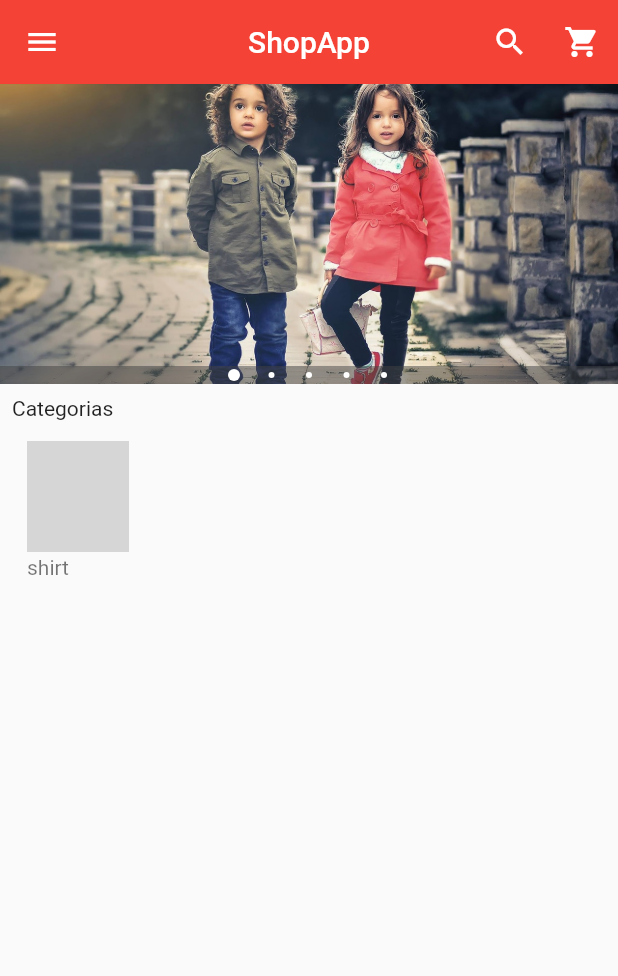
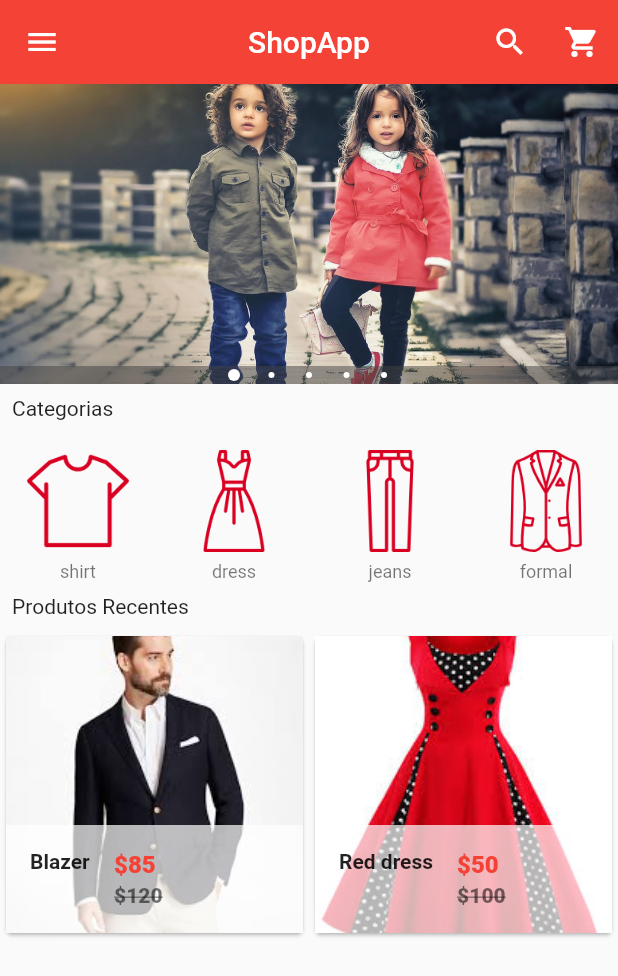
Before and after one commit to matheusreichert12/ecommerce, a Flutter app: the screen it shows after launch, on a phone screen of 412 x 824 dp. Shown: the top 976 px of the screen. Run offline on Flutter 3.47's test engine with Material 2 defaults, Android fonts, the phone set to English and light mode, and no system bars; drawn by our look-alikes of carousel_pro; grey boxes are pictures that could not be loaded.

Commit message:
produto detalhes

```diff
--- a/lib/components/horizontal_listview.dart
+++ b/lib/components/horizontal_listview.dart
@@ -9,14 +9,30 @@ class _HorizontalListState extends State<HorizontalList> {
   @override
   Widget build(BuildContext context) {
     return Container(
-      height: 80.0,
+      height: 100.0,
       child: ListView(
         scrollDirection: Axis.horizontal,
         children: <Widget>[
           Categoria(
             image_location: 'assets/cats/tshirt.png',
             image_caption: 'shirt',
-          )
+          ),
+          Categoria(
+            image_location: 'assets/cats/dress.png',
+            image_caption: 'dress',
+          ),
+          Categoria(
+            image_location: 'assets/cats/jeans.png',
+            image_caption: 'jeans',
+          ),
+          Categoria(
+            image_location: 'assets/cats/formal.png',
+            image_caption: 'formal',
+          ),
+          Categoria(
+            image_location: 'assets/cats/informal.png',
+            image_caption: 'informal',
+          ),
         ],
       ),
     );
@@ -37,8 +53,18 @@ class Categoria extends StatelessWidget {
         child: Container(
           width: 100,
           child: ListTile(
-            title: Image.asset(image_location,width: 100,height: 80,),
-            subtitle: Text(image_caption),
+            title: Image.asset(
+              image_location,
+              width: 100,
+              height: 80,
+            ),
+            subtitle: Container(
+              alignment: Alignment.topCenter,
+              child: Text(
+                image_caption,
+                style: TextStyle(fontSize: 12),
+              ),
+            ),
           ),
         ),
       ),
--- /dev/null
+++ b/lib/components/produtos.dart
@@ -0,0 +1,96 @@
+import 'package:ecommerce/pages/produto_detalhes.dart';
+import 'package:flutter/material.dart';
+
+class Produtos extends StatefulWidget {
+  @override
+  _ProdutosState createState() => _ProdutosState();
+}
+
+class _ProdutosState extends State<Produtos> {
+  var product_list = [
+    {
+      "name": "Blazer",
+      "picture": "assets/produtos/blazer1.jpeg",
+      "old_price": 120,
+      "price": 85,
+    },
+    {
+      "name": "Red dress",
+      "picture": "assets/produtos/dress1.jpeg",
+      "old_price": 100,
+      "price": 50,
+    }
+  ];
+
+  @override
+  Widget build(BuildContext context) {
+    return GridView.builder(
+      itemCount: product_list.length,
+      gridDelegate:
+          new SliverGridDelegateWithFixedCrossAxisCount(crossAxisCount: 2),
+      itemBuilder: (BuildContext context, int index) {
+        return Single_prod(
+          prod_name: product_list[index]['name'],
+          prod_picture: product_list[index]['picture'],
+          prod_old_price: product_list[index]['old_price'],
+          prod_price: product_list[index]['price'],
+        );
+      },
+    );
+  }
+}
+
+class Single_prod extends StatelessWidget {
+  final prod_name;
+  final prod_picture;
+  final prod_old_price;
+  final prod_price;
+
+  Single_prod(
+      {this.prod_name,
+      this.prod_picture,
+      this.prod_old_price,
+      this.prod_price});
+  @override
+  Widget build(BuildContext context) {
+    return Card(
+      child: Hero(
+        tag: prod_name,
+        child: Material(
+          child: InkWell(
+            onTap: () => Navigator.of(context).push(MaterialPageRoute(
+                builder: (context) => ProdutoDetalhes(
+                      produto_detalhe_name: prod_name,
+                      produto_detalhe_new_price: prod_price,
+                      produto_detalhe_old_price: prod_old_price,
+                      produto_detalhe_picture: prod_picture,
+                    ))),
+            child: GridTile(
+              footer: Container(
+                color: Colors.white70,
+                child: ListTile(
+                  leading: Text(
+                    prod_name,
+                    style: TextStyle(fontWeight: FontWeight.bold),
+                  ),
+                  title: Text("\$$prod_price",
+                      style: TextStyle(
+                          color: Colors.red, fontWeight: FontWeight.w800)),
+                  subtitle: Text("\$$prod_old_price",
+                      style: TextStyle(
+                          color: Colors.black54,
+                          fontWeight: FontWeight.w800,
+                          decoration: TextDecoration.lineThrough)),
+                ),
+              ),
+              child: Image.asset(
+                prod_picture,
+                fit: BoxFit.cover,
+              ),
+            ),
+          ),
+        ),
+      ),
+    );
+  }
+}
--- a/lib/main.dart
+++ b/lib/main.dart
@@ -1,5 +1,6 @@
 import 'package:carousel_pro/carousel_pro.dart';
 import 'package:ecommerce/components/horizontal_listview.dart';
+import 'package:ecommerce/components/produtos.dart';
 import 'package:flutter/material.dart';
 
 void main() {
@@ -135,6 +136,14 @@ class _HomeState extends State<Home> {
             child: Text("Categorias"),
           ),
           HorizontalList(),
+          Padding(
+            padding: EdgeInsets.all(8),
+            child: Text("Produtos Recentes"),
+          ),
+          Container(
+            height: 320,
+            child: Produtos(),
+          )
         ],
       ),
     );
--- a/pubspec.yaml
+++ b/pubspec.yaml
@@ -44,6 +44,8 @@ flutter:
 
   assets:
     - assets/
+    - assets/cats/
+    - assets/produtos/
 
   # To add assets to your application, add an assets section, like this:
   # assets:
```
Also changed, not shown: lib/pages/produto_detalhes.dart (added, +82 -0 lines), assets/produtos/blazer1.jpeg (added), assets/produtos/blazer2.jpeg (added), assets/produtos/dress1.jpeg (added), assets/produtos/dress2.jpeg (added), assets/produtos/hills1.jpeg (added), assets/produtos/hills2.jpeg (added), assets/produtos/pants1.jpg (added), assets/produtos/pants2.jpeg (added), assets/produtos/shoe1.jpg (added), assets/produtos/skt1.jpeg (added), assets/produtos/skt2.jpeg (added).
